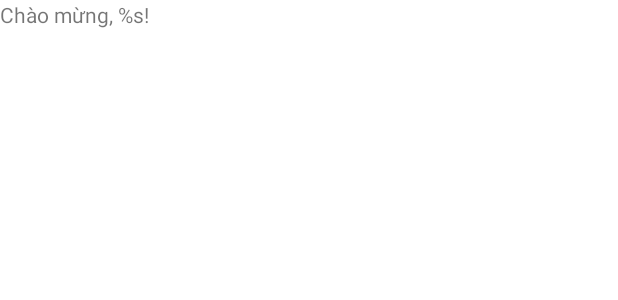
After one commit to nhp200199/data-backup, an Android app: the layout activity_home.xml on its own in the app's theme, with its tools: preview values and no code run, on a phone screen of 412 x 824 dp. The commit adds this screen. Shown: the top 300 px of the screen. Run offline under Robolectric (Android 15) with nearby library versions, the phone set to English and light mode, and no system bars.

Commit message:
layout for showing user's mail when successfully logged in

```diff
--- /dev/null
+++ b/app/src/main/res/layout/activity_home.xml
@@ -0,0 +1,14 @@
+<?xml version="1.0" encoding="utf-8"?>
+<LinearLayout xmlns:android="http://schemas.android.com/apk/res/android"
+    xmlns:tools="http://schemas.android.com/tools"
+    android:layout_width="match_parent"
+    android:layout_height="match_parent"
+    android:orientation="vertical"
+    tools:context=".HomeActivity">
+
+    <TextView
+        android:id="@+id/tv_welcome_user_email"
+        android:layout_width="wrap_content"
+        android:layout_height="wrap_content"
+        android:text="@string/home_activity_txt_welcome_user_with_argument"/>
+</LinearLayout>
--- a/app/src/main/res/values/strings.xml
+++ b/app/src/main/res/values/strings.xml
@@ -2,4 +2,5 @@
     <string name="app_name">DataBackup</string>
     <string name="login_activity_btn_google_login_txt">Đăng nhập với Google</string>
     <string name="login_activity_welcome_txt">Chào mừng đến với ứng dụng!</string>
+    <string name="home_activity_txt_welcome_user_with_argument">Chào mừng, %s!</string>
 </resources>
```
Also changed, not shown: app/src/main/AndroidManifest.xml (+6 -3 lines), app/src/main/java/com/example/databackup/HomeActivity.java (added, +29 -0 lines).
